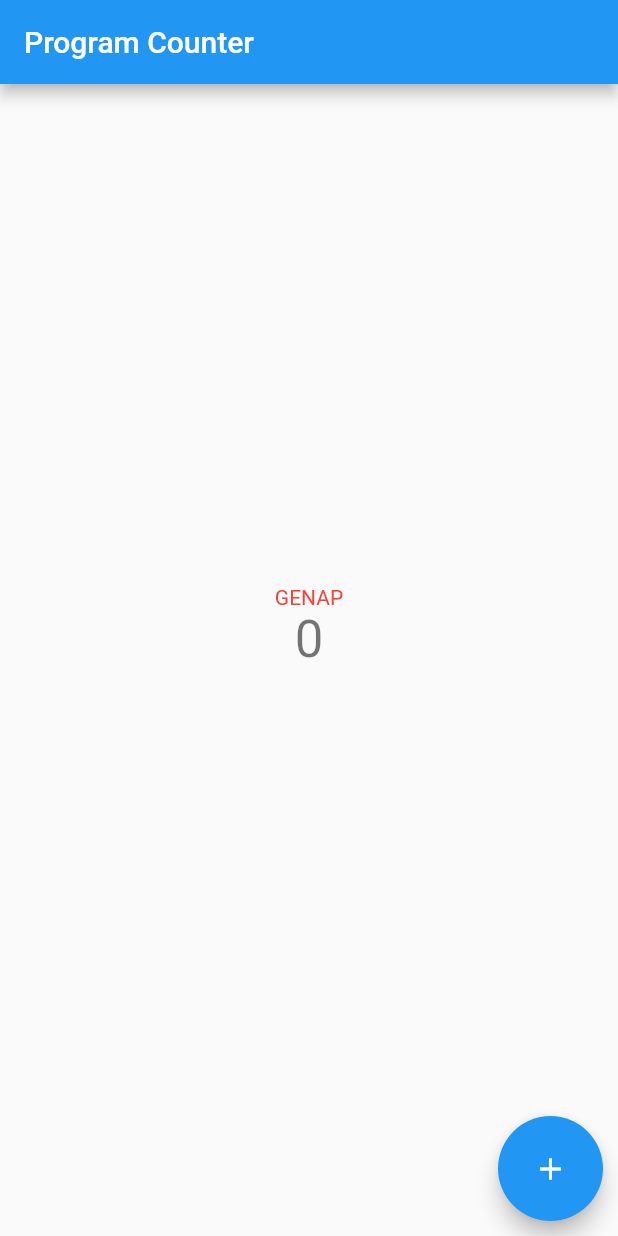
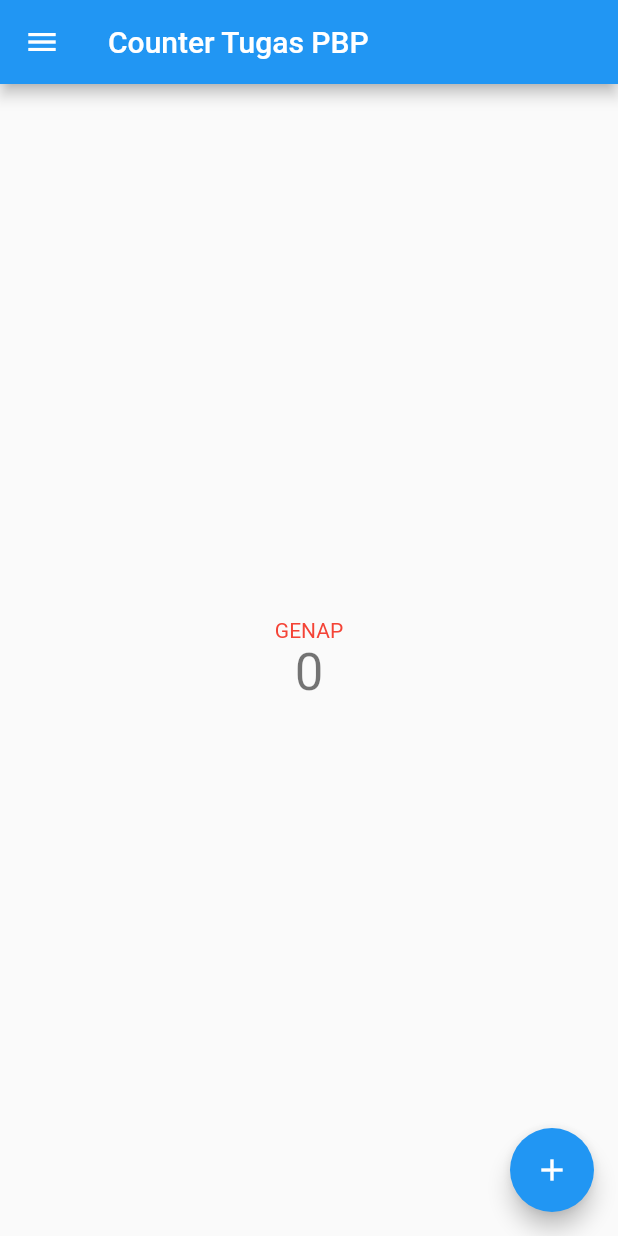
Before and after one commit to alisyaandiny/pbp-flutter-lab, a Flutter app: the screen it shows after launch, on a phone screen of 412 x 824 dp. Run offline on Flutter 3.47's test engine with Material 2 defaults, Android fonts, the phone set to English and light mode, and no system bars.

Commit message:
Tugas 8 Finished

```diff
--- a/lib/main.dart
+++ b/lib/main.dart
@@ -1,3 +1,4 @@
+import 'package:counter_7/drawer.dart';
 import 'package:flutter/material.dart';
 
 void main() {
@@ -11,18 +12,28 @@ class MyApp extends StatelessWidget {
   @override
   Widget build(BuildContext context) {
     return MaterialApp(
-      title: 'Tugas 7 PBP',
+      title: 'Flutter Demo',
       theme: ThemeData(
+        // This is the theme of your application.
+        //
+        // Try running your application with "flutter run". You'll see the
+        // application has a blue toolbar. Then, without quitting the app, try
+        // changing the primarySwatch below to Colors.green and then invoke
+        // "hot reload" (press "r" in the console where you ran "flutter run",
+        // or simply save your changes to "hot reload" in a Flutter IDE).
+        // Notice that the counter didn't reset back to zero; the application
+        // is not restarted.
         primarySwatch: Colors.blue,
       ),
-      home: const MyHomePage(title: 'Program Counter'),
+      home: const MyHomePage(),
     );
   }
 }
 
 class MyHomePage extends StatefulWidget {
-  const MyHomePage({super.key, required this.title});
-  final String title;
+  const MyHomePage({super.key});
+
+  final String title = 'Flutter Demo Home Page';
 
   @override
   State<MyHomePage> createState() => _MyHomePageState();
@@ -30,97 +41,80 @@ class MyHomePage extends StatefulWidget {
 
 class _MyHomePageState extends State<MyHomePage> {
   int _counter = 0;
-  String result = 'GENAP';
-  bool isShow = false;
 
   void _incrementCounter() {
     setState(() {
+      // This call to setState tells the Flutter framework that something has
+      // changed in this State, which causes it to rerun the build method below
+      // so that the display can reflect the updated values. If we changed
+      // _counter without calling setState(), then the build method would not be
+      // called again, and so nothing would appear to happen.
       _counter++;
-      isShow = true;
     });
   }
 
-  void _decrementCounter() {
+  void _turun() {
     setState(() {
-      if (_counter < 2) {
-        isShow = false;
-        _counter = 0;
-      } else {
-        _counter--;
-        isShow = true;
-      }
+      // This call to setState tells the Flutter framework that something has
+      // changed in this State, which causes it to rerun the build method below
+      // so that the display can reflect the updated values. If we changed
+      // _counter without calling setState(), then the build method would not be
+      // called again, and so nothing would appear to happen.
+      if (_counter > 0) _counter--;
     });
-  }
-
-  Text changeColor() {
-    if (_counter % 2 == 1) {
-      result = 'GANJIL';
-      return Text(
-        result,
-        style: const TextStyle(color: Colors.blue),
-      );
-    } else {
-      result = 'GENAP';
-      return Text(
-        result,
-        style: const TextStyle(color: Colors.red),
-      );
-    }
   }
 
   @override
   Widget build(BuildContext context) {
     return Scaffold(
         appBar: AppBar(
-        title: Text(widget.title),
+          title: const Text("Counter Tugas PBP"),
         ),
-      body: Container(
-          padding: const EdgeInsets.all(10),
-          child: Stack(
-            children: [
-              Align(
-                  alignment: Alignment.center,
-                  child: Container(
-                      height: 100,
-                      width: 300,
-                      child: Column(children: <Widget>[
-                        changeColor(),
+        drawer: const myDrawer(),
+        body: Center(
+          child: Column(
+            mainAxisAlignment: MainAxisAlignment.center,
+            children: <Widget>[
+              _counter % 2 == 0
+                  ? const Text(
+                      'GENAP',
+                      style: TextStyle(color: Colors.red),
+                    )
+                  : const Text(
+                      'GANJIL',
+                      style: TextStyle(color: Colors.blue),
+                    ),
               Text(
                 '$_counter',
                 style: Theme.of(context).textTheme.headline4,
               ),
-                      ]))),
-              Align(
-                  alignment: Alignment.bottomLeft,
+            ],
+          ),
+        ),
+        floatingActionButton: Visibility(
             child: Container(
-                      height: 70,
-                      width: 70,
-                      child: Visibility(
-                        visible: isShow,
+                width: 361,
+                child: Row(
+                  mainAxisAlignment: MainAxisAlignment.spaceBetween,
+                  children: <Widget>[
+                    Visibility(
+                      visible: (_counter != 0),
                       child: FloatingActionButton(
-                          onPressed: () {
-                            _decrementCounter();
-                            changeColor();
-                          },
+                        heroTag: null,
+                        onPressed: _turun,
                         tooltip: 'Decrement',
                         child: const Icon(Icons.remove),
                       ),
-                      ))),
-              Align(
-                  alignment: Alignment.bottomRight,
-                  child: Container(
-                      height: 70,
-                      width: 70,
-                      child: FloatingActionButton(
-                        onPressed: () {
-                          _incrementCounter();
-                          changeColor();
-                        },
+                    ),
+                    FloatingActionButton(
+                      heroTag: null,
+                      onPressed: _incrementCounter,
                       tooltip: 'Increment',
                       child: const Icon(Icons.add),
-                      ))),
+                    ),
                   ],
-          )),
+                )))
+        // This trailing comma makes auto-formatting nicer for build methods.
         );
   }
 }
```
Lines whose indentation alone changed are shown as unchanged.
